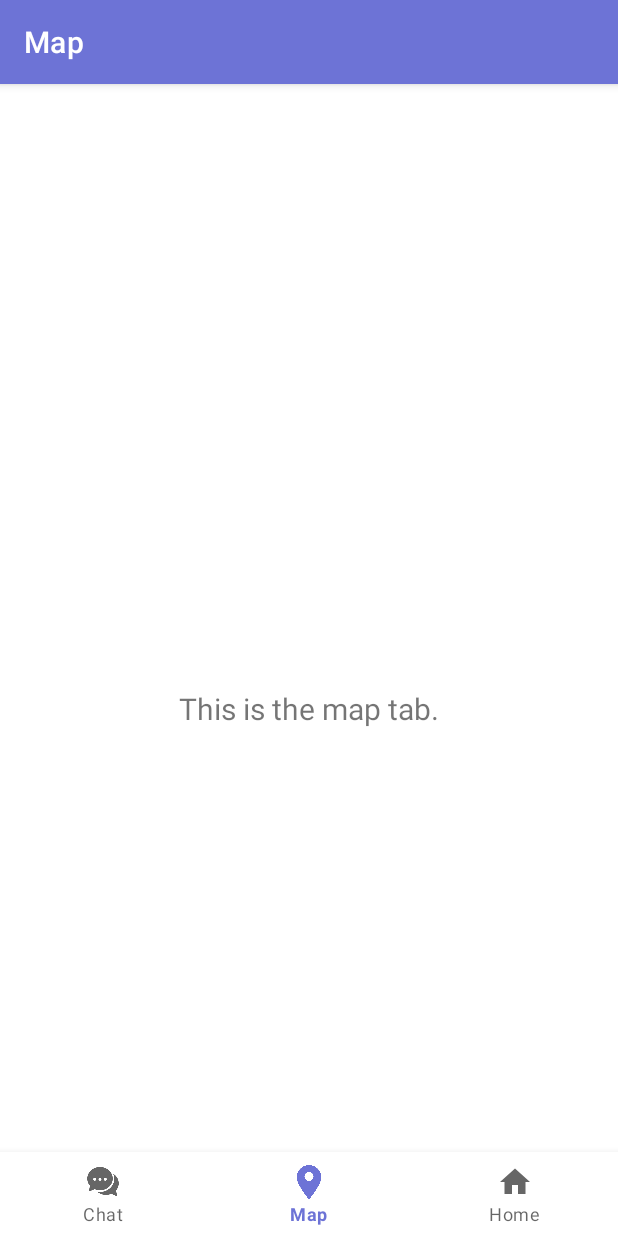
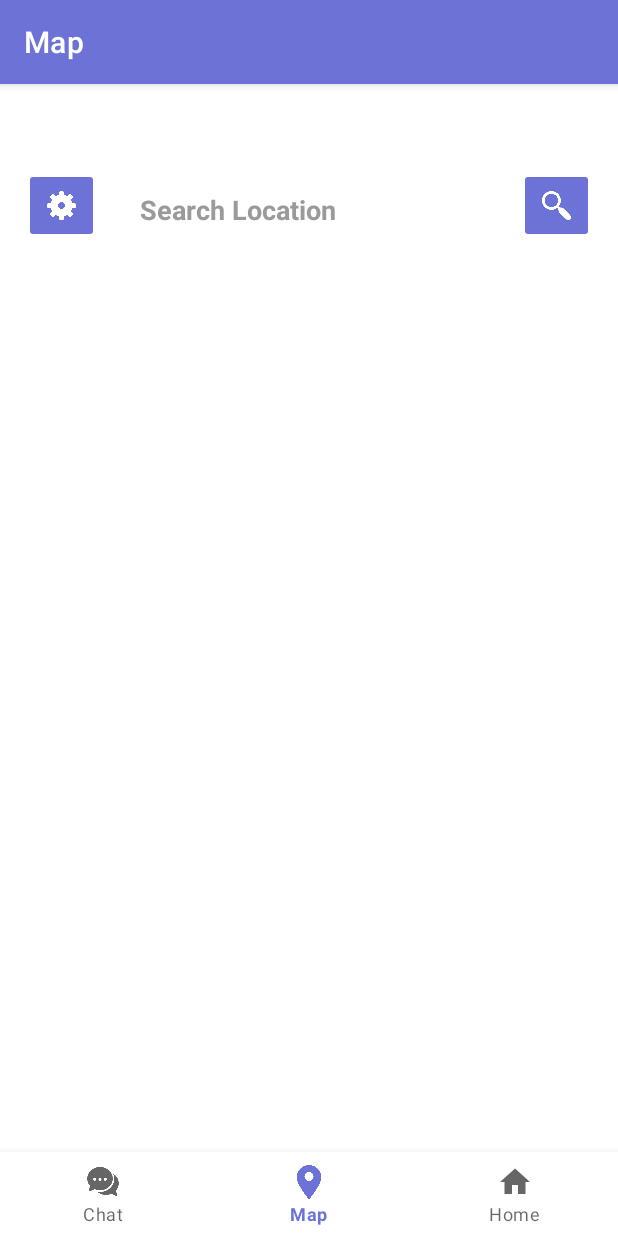
Before and after one commit to jhu-cs-uima-sp23/TeamC-EarlyJay, an Android app: the MapFragment screen opened directly, with no data from a screen before it, on a phone screen of 412 x 824 dp. Run offline under Robolectric (Android 15) with nearby library versions, the phone set to English and light mode, and no system bars; our stand-ins replace navigation-ui; Roboto replaces fonts that are not available here; 1 statement that could not run was skipped.

Commit message:
Added Map Setting

```diff
--- a/app/src/main/java/com/example/a5_sample/LoginActivity.java
+++ b/app/src/main/java/com/example/a5_sample/LoginActivity.java
@@ -12,6 +12,7 @@ import android.widget.EditText;
 import android.widget.Toast;
 
 public class LoginActivity extends AppCompatActivity {
+
 
     private EditText usernameEditText;
     private SharedPreferences sharedPreferences;
--- a/app/src/main/java/com/example/a5_sample/ui/map/MapFragment.java
+++ b/app/src/main/java/com/example/a5_sample/ui/map/MapFragment.java
@@ -1,38 +1,104 @@
 package com.example.a5_sample.ui.map;
 
+import android.content.Context;
+import android.content.Intent;
+import android.content.SharedPreferences;
 import android.os.Bundle;
+import android.preference.PreferenceManager;
 import android.view.LayoutInflater;
+import android.view.MenuInflater;
+import android.view.MenuItem;
 import android.view.View;
 import android.view.ViewGroup;
+import android.widget.EditText;
+import android.widget.ImageButton;
+import android.widget.PopupMenu;
+import android.widget.Toast;
 
 import androidx.annotation.NonNull;
 import androidx.fragment.app.Fragment;
 
+import com.example.a5_sample.MainActivity;
+import com.example.a5_sample.NewPark;
+import com.example.a5_sample.R;
 import com.example.a5_sample.databinding.FragmentChatBinding;
+import com.google.android.material.floatingactionbutton.FloatingActionButton;
 
 public class MapFragment extends Fragment {
 
     private FragmentChatBinding binding;
 
+    Context cntx;
+
+    public boolean settingOff = true;
+
+    private MainActivity myact;
+
     public View onCreateView(@NonNull LayoutInflater inflater,
                              ViewGroup container, Bundle savedInstanceState) {
 
 
-        binding = FragmentChatBinding.inflate(inflater, container, false);
-        View root = binding.getRoot();
+        View myview = inflater.inflate(R.layout.fragment_map, container, false);
 
         // ADDED THIS LINE TO AVOID USING THE ChatViewModel class
-        binding.textChat.setText("This is the map tab.");
+           //  binding.textChat.setText("This is the map tab.");
+
+        cntx = getActivity().getApplicationContext();
+        myact = (MainActivity) getActivity();
+
+        ImageButton setting = myview.findViewById(R.id.setting_button);
+        ImageButton search = myview.findViewById(R.id.search_button);
+
+        setting.setOnClickListener(new View.OnClickListener() {
+            @Override
+            public void onClick(View view) {
+
+                PopupMenu popup = new PopupMenu(myact, view);
+
+                popup.setOnMenuItemClickListener(new PopupMenu.OnMenuItemClickListener() {
+                    @Override
+                    public boolean onMenuItemClick(MenuItem menuItem) {
+                        switch (menuItem.getItemId()) {
+                            case R.id.daily_option:
+                                menuItem.setChecked(true);
+                                Toast toast01 = Toast.makeText(cntx, "daily", Toast.LENGTH_SHORT);
+                                toast01.show();
+                                // archive(item);
+                                return true;
+                            case R.id.weekly_option:
+                                menuItem.setChecked(true);
+                                Toast toast02 = Toast.makeText(cntx, "weekly", Toast.LENGTH_SHORT);
+                                toast02.show();
+                                // delete(item);
+                                return true;
+                            case R.id.monthly_option:
+                                menuItem.setChecked(true);
+                                Toast toast03 = Toast.makeText(cntx, "monthly", Toast.LENGTH_SHORT);
+                                toast03.show();
+                                return true;
+                            default:
+                                return false;
+                        }
+                    }
+                });
+
+                    MenuInflater inflater = popup.getMenuInflater();
+                    inflater.inflate(R.menu.setting_map_frag_menu, popup.getMenu());
+                    popup.show();
+            }
+        });
 
 
+        return myview;
 
 
-        return root;
     }
+
 
     @Override
     public void onDestroyView() {
         super.onDestroyView();
         binding = null;
     }
+
 }
--- a/app/src/main/res/layout/fragment_map.xml
+++ b/app/src/main/res/layout/fragment_map.xml
@@ -13,7 +13,6 @@
         android:layout_height="wrap_content"
         android:layout_centerHorizontal="true"
         android:layout_marginStart="12dp"
-        android:layout_marginTop="24dp"
         android:layout_marginEnd="12dp"
         android:background="#FFFFFF"
         android:hint="@string/search_location"
@@ -28,9 +27,9 @@
         android:id="@+id/search_button"
         android:layout_width="@dimen/box_size"
         android:layout_height="@dimen/box_size"
-        android:layout_marginTop="24dp"
         android:layout_marginEnd="16dp"
         android:backgroundTint="@color/theme"
+        android:onClick="showPopUpSettingMapPage"
         android:padding="15dp"
         android:scaleType="fitCenter"
         android:src="@drawable/search_3_xxl"
@@ -42,7 +41,6 @@
         android:layout_width="@dimen/box_size"
         android:layout_height="@dimen/box_size"
         android:layout_marginStart="16dp"
-        android:layout_marginTop="24dp"
         android:backgroundTint="@color/theme"
         android:padding="15dp"
         android:scaleType="fitCenter"
--- /dev/null
+++ b/app/src/main/res/menu/setting_map_frag_menu.xml
@@ -0,0 +1,17 @@
+<?xml version="1.0" encoding="utf-8"?>
+<menu xmlns:app="http://schemas.android.com/apk/res-auto"
+    xmlns:android="http://schemas.android.com/apk/res/android">
+
+    <item
+        android:id="@+id/daily_option"
+        android:checkable="true"
+        android:title="Daily" />
+    <item
+        android:id="@+id/weekly_option"
+        android:checkable="true"
+        android:title="Weekly" />
+    <item
+        android:id="@+id/monthly_option"
+        android:checkable="true"
+        android:title="Monthly" />
+</menu>
```
Also changed, not shown: app/src/main/java/com/example/a5_sample/MainActivity.java (+6 -1 lines).
